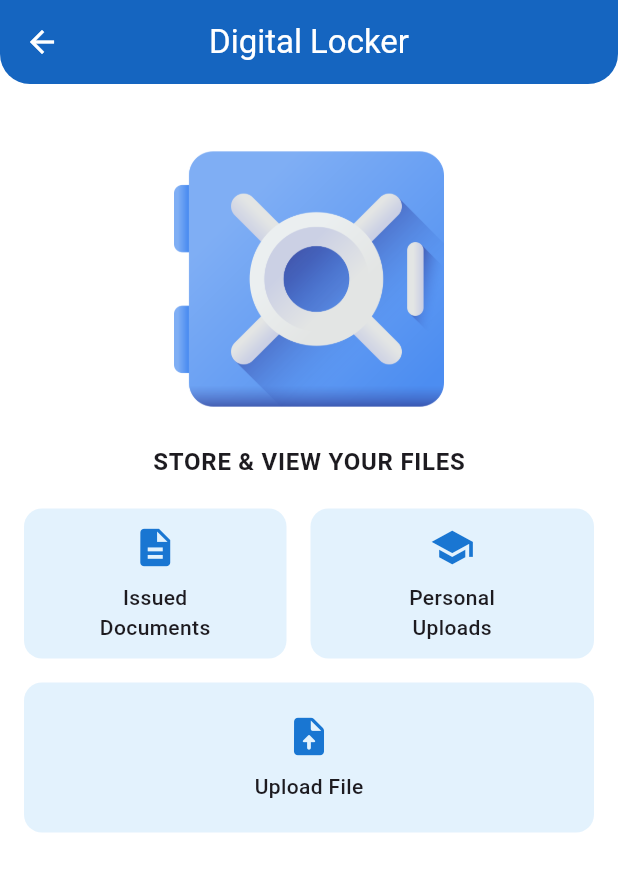
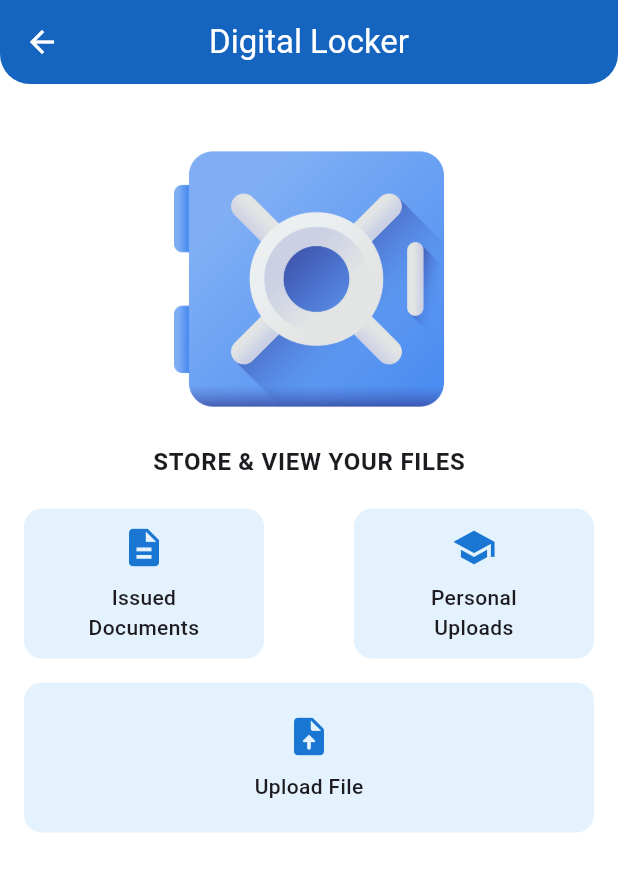
Before and after one commit to abarua967/student1, a Flutter app: the DigitalLockerPage screen opened directly, on a phone screen of 412 x 824 dp. Shown: the top 872 px of the screen. Run offline on Flutter 3.47's test engine with Material 3 defaults, Android fonts, the light colour scheme and no system bars; our stand-ins replace image_picker, shimmer, table_calendar; accounts and stored records are empty.

Commit message:
commit 2

```diff
--- a/lib/Digital_Locker1.dart
+++ b/lib/Digital_Locker1.dart
@@ -47,21 +47,30 @@ class DigitalLockerPage extends StatelessWidget {
             child: Column(
               children: [
                 Row(
+                  mainAxisAlignment: MainAxisAlignment.spaceBetween,
                   children: [
-                    InkWell(
-                        onTap:(){
+                    _buildLockerTile(
+                      context,
+                      Icons.description,
+                      'Issued\nDocuments',
+                          () {
                         Navigator.push(
                           context,
                           MaterialPageRoute(builder: (context) => const DocumentsPage()),
                         );
                       },
-                        child: SizedBox(
-                        width: 175,
-                        child: _buildLockerTile(context, Icons.description, 'Issued\nDocuments'))),
-                    const SizedBox(width: 16),
-                    _buildLockerTile(context, Icons.school, 'Personal\nUploads'),
+                    ),
+                    _buildLockerTile(
+                      context,
+                      Icons.school,
+                      'Personal\nUploads',
+                          () {
+
+                      },
+                    ),
                   ],
                 ),
+
                 const SizedBox(height: 16),
                 Row(
                   children: [
@@ -99,16 +108,16 @@ class DigitalLockerPage extends StatelessWidget {
     );
   }
 
-  Widget _buildLockerTile(BuildContext context, IconData icon, String label) {
-    return Expanded(
-      child: Container(
+  Widget _buildLockerTile(BuildContext context, IconData icon, String label, VoidCallback onTap) {
+    return Container(
+      width: 160,
       height: 100,
       decoration: BoxDecoration(
         color: Colors.blue[50],
         borderRadius: BorderRadius.circular(12),
       ),
       child: InkWell(
-          onTap: () {},
+        onTap: onTap,
         borderRadius: BorderRadius.circular(12),
         child: Column(
           mainAxisAlignment: MainAxisAlignment.center,
@@ -123,7 +132,7 @@ class DigitalLockerPage extends StatelessWidget {
           ],
         ),
       ),
-      ),
     );
   }
+
 }
--- a/lib/digital_locker.dart
+++ b/lib/digital_locker.dart
@@ -92,7 +92,7 @@ class _DocumentsPageState extends State<DocumentsPage> {
               errorBuilder: (context, error, stackTrace) =>
               const Icon(Icons.image_not_supported),
             )
-                : const Icon(Icons.school, size: 50),
+                :  Image.asset('assets/images/cisce-logo.png')
           ),
           const SizedBox(width: 16),
           Expanded(
```
Also changed, not shown: assets/images/cisce-logo.png (added). Lines whose indentation alone changed are shown as unchanged.
